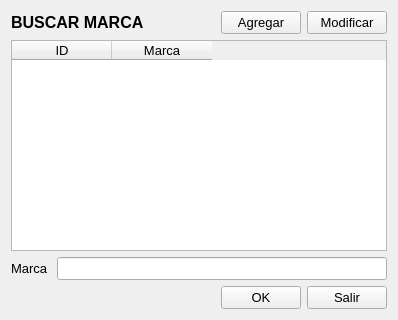
Old version of the form Producto/marcabuscar.ui in the repository radtek/manager.
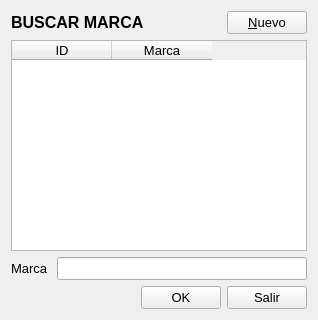
New version of the form. Icons and pictures are not drawn.

Diff of the .ui file:
```diff
--- a/Producto/marcabuscar.ui
+++ b/Producto/marcabuscar.ui
@@ -6,7 +6,7 @@
    <rect>
     <x>0</x>
     <y>0</y>
-    <width>398</width>
+    <width>315</width>
     <height>320</height>
    </rect>
   </property>
@@ -51,7 +51,7 @@
         </font>
        </property>
        <property name="text">
-        <string>Agregar</string>
+        <string>&amp;Nuevo</string>
        </property>
        <property name="icon">
         <iconset resource="../ManagerSystem/iconos.qrc">
@@ -63,27 +63,8 @@
          <height>32</height>
         </size>
        </property>
-      </widget>
-     </item>
-     <item>
-      <widget class="QPushButton" name="pushButton_modificar">
-       <property name="font">
-        <font>
-         <pointsize>10</pointsize>
-        </font>
-       </property>
-       <property name="text">
-        <string>Modificar</string>
-       </property>
-       <property name="icon">
-        <iconset resource="../ManagerSystem/iconos.qrc">
-         <normaloff>:/new/Iconos/modificar_32.png</normaloff>:/new/Iconos/modificar_32.png</iconset>
-       </property>
-       <property name="iconSize">
-        <size>
-         <width>32</width>
-         <height>32</height>
-        </size>
+       <property name="shortcut">
+        <string>Alt+N</string>
        </property>
       </widget>
      </item>
```
Left out of the diff: 1 changed line with no effect on the pictures.
